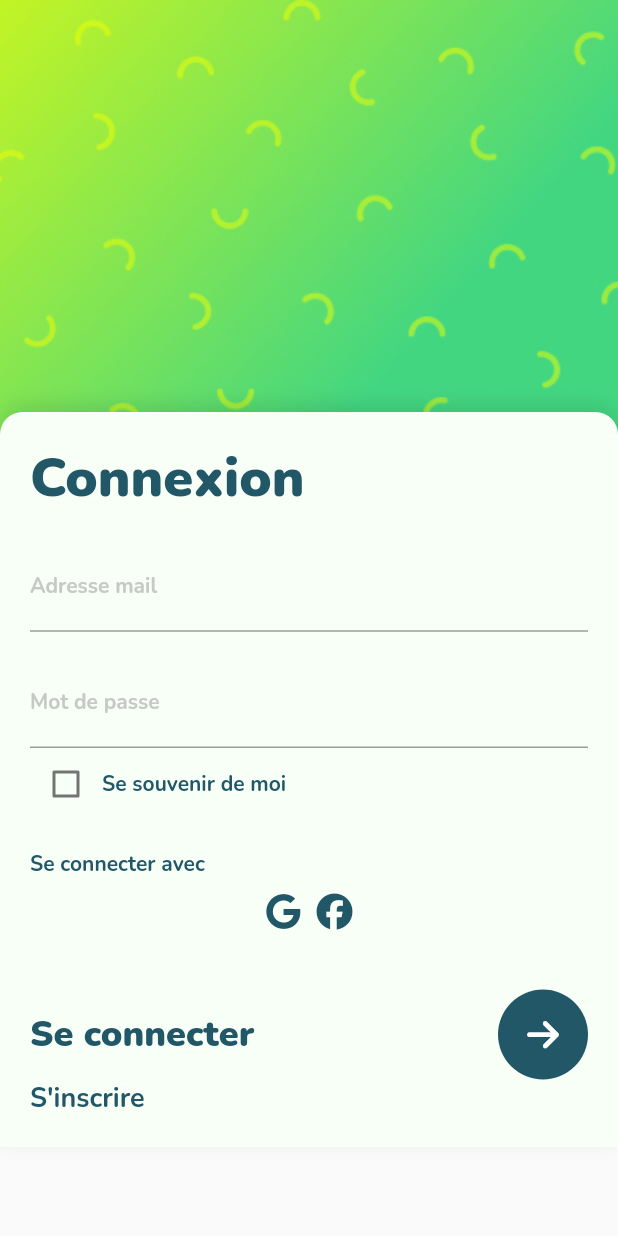
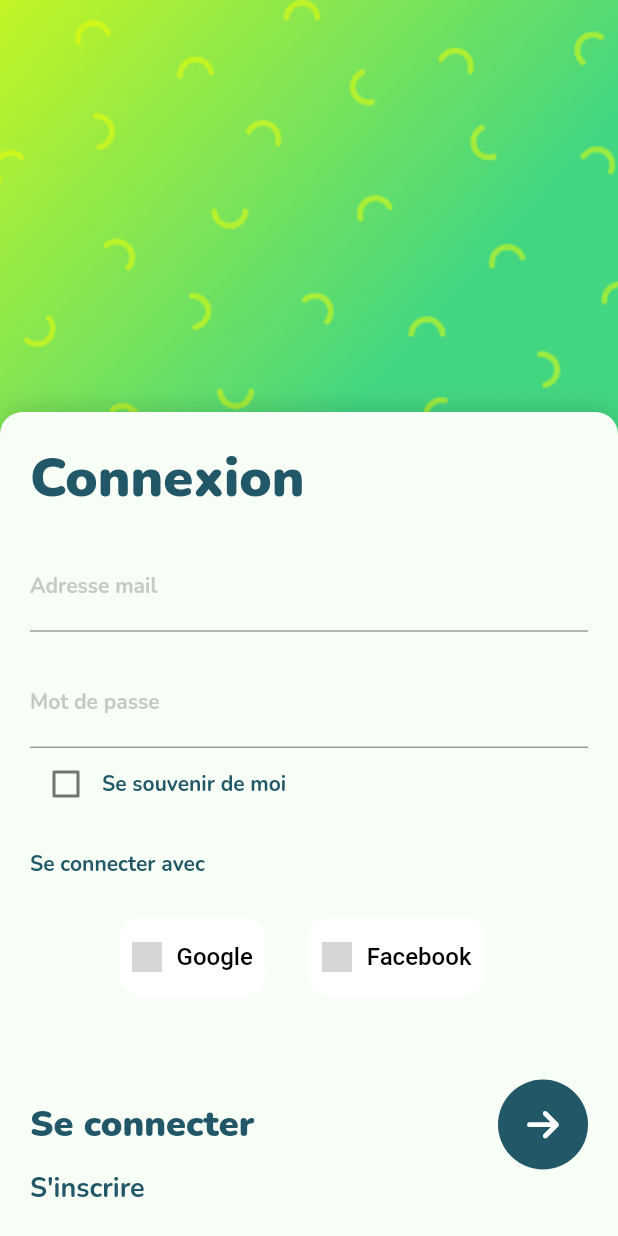
Before and after one commit to florian-miotto/test-monptidoigt, a Flutter app: the screen it shows after launch, after a tap on "Se connecter", on a phone screen of 412 x 824 dp. Run offline on Flutter 3.47's test engine with Material 2 defaults, Android fonts, the phone set to English and light mode, and no system bars; our stand-ins replace font_awesome_flutter, google_fonts; network calls fail; grey boxes are pictures that could not be loaded.

Commit message:
ajout facebook bouton

```diff
--- a/testconn/lib/ConnexionPage.dart
+++ b/testconn/lib/ConnexionPage.dart
@@ -150,16 +150,19 @@
                   const SizedBox(height: 10),
                   Row(
                     mainAxisAlignment: MainAxisAlignment.center,
-                    children: const [
-                      Icon(
-                        FontAwesomeIcons.google,
-                        color: Color.fromARGB(255, 34, 87, 104),
-                      ),
+                    children:  [
+                      GoogleBtn1(onPressed:(){}),
+                      // Icon(
+                      //   FontAwesomeIcons.google,
+                      //   color: Color.fromARGB(255, 34, 87, 104),
+                      // ),
+                      FacebookBtn1(onPressed:(){}),
                       SizedBox(width: 10),
-                      Icon(
-                        FontAwesomeIcons.facebook,
-                        color: Color.fromARGB(255, 34, 87, 104),
-                      ),
+
+                      // Icon(
+                      //   FontAwesomeIcons.facebook,
+                      //   color: Color.fromARGB(255, 34, 87, 104),
+                      // ),
                     ],
                   ),
                   //text "Se connecter" + bouton de connexion (rond avec fleche vers la droite)
@@ -281,3 +284,80 @@
     }
   }
 }
+class FacebookBtn1 extends StatelessWidget {
+final Function() onPressed;
+  const FacebookBtn1({
+required this.onPressed,
+    Key? key,
+  }) : super(key: key);
+
+  @override
+  Widget build(BuildContext context) {
+    return Container(
+        height: 54,
+        margin: const EdgeInsets.all(15),
+        decoration: BoxDecoration(
+          borderRadius: BorderRadius.circular(15),
+          color: Colors.white,
+        ),
+        child: TextButton(
+          style: ButtonStyle(
+            shape: MaterialStateProperty.all(RoundedRectangleBorder(borderRadius: BorderRadius.circular(15)))
+          ),
+          child: Row(
+            mainAxisAlignment: MainAxisAlignment.center,
+            children: [
+              Image.network(
+                "https://firebasestorage.googleapis.com/v0/b/flutterbricks-public.appspot.com/o/crypto%2Ffacebook%20(2).png?alt=media&token=9c275bf0-2bf7-498a-9405-9ae99df8d8f2",
+                width: 20,
+              ),
+              const SizedBox(
+                width: 10,
+              ),
+              const Text("Facebook",
+                  style: TextStyle(color: Colors.black, fontSize: 16)),
+            ],
+          ),
+          onPressed: onPressed,
+        ));
+  }
+}
+
+class GoogleBtn1 extends StatelessWidget {
+final Function() onPressed;
+  const GoogleBtn1({
+required this.onPressed,
+    Key? key,
+  }) : super(key: key);
+
+  @override
+  Widget build(BuildContext context) {
+    return Container(
+        height: 54,
+        margin: const EdgeInsets.all(15),
+        decoration: BoxDecoration(
+          borderRadius: BorderRadius.circular(15),
+          color: Colors.white,
+        ),
+        child: TextButton(
+          style: ButtonStyle(
+            shape: MaterialStateProperty.all(RoundedRectangleBorder(borderRadius: BorderRadius.circular(15)))
+          ),
+          child: Row(
+            mainAxisAlignment: MainAxisAlignment.center,
+            children: [
+              Image.network(
+                "https://firebasestorage.googleapis.com/v0/b/flutterbricks-public.appspot.com/o/crypto%2Fsearch%20(2).png?alt=media&token=24a918f7-3564-4290-b7e4-08ff54b3c94c",
+                width: 20,
+              ),
+              const SizedBox(
+                width: 10,
+              ),
+              const Text("Google",
+                  style: TextStyle(color: Colors.black, fontSize: 16)),
+            ],
+          ),
+          onPressed: onPressed,
+        ));
+  }
+}
```
